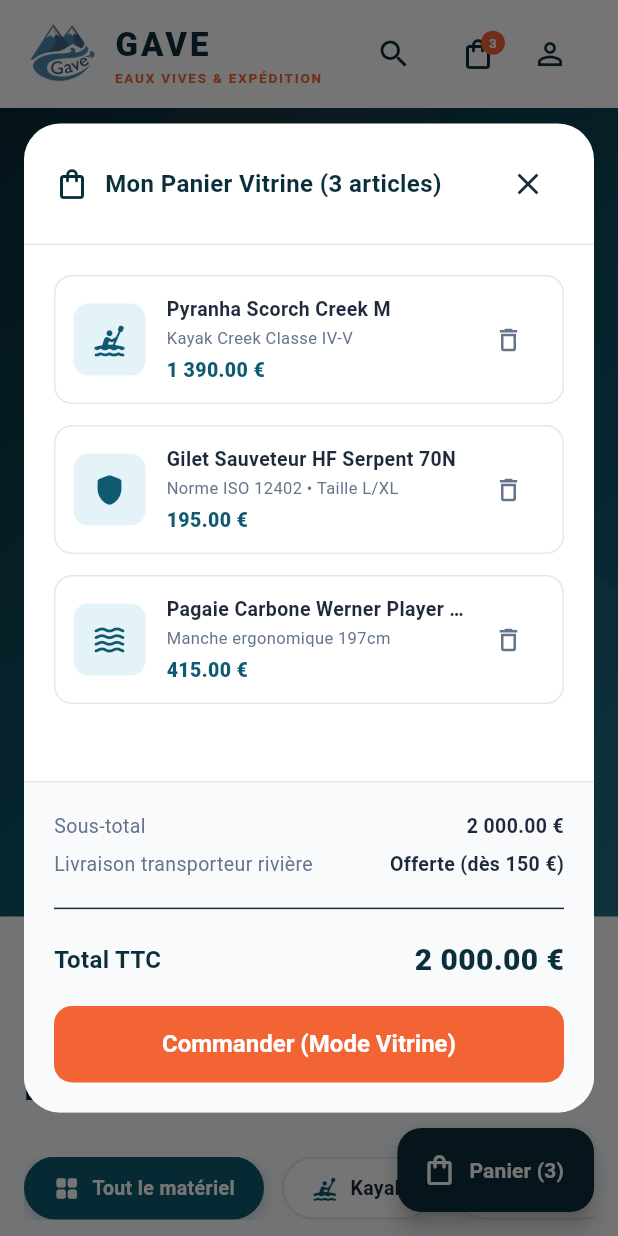
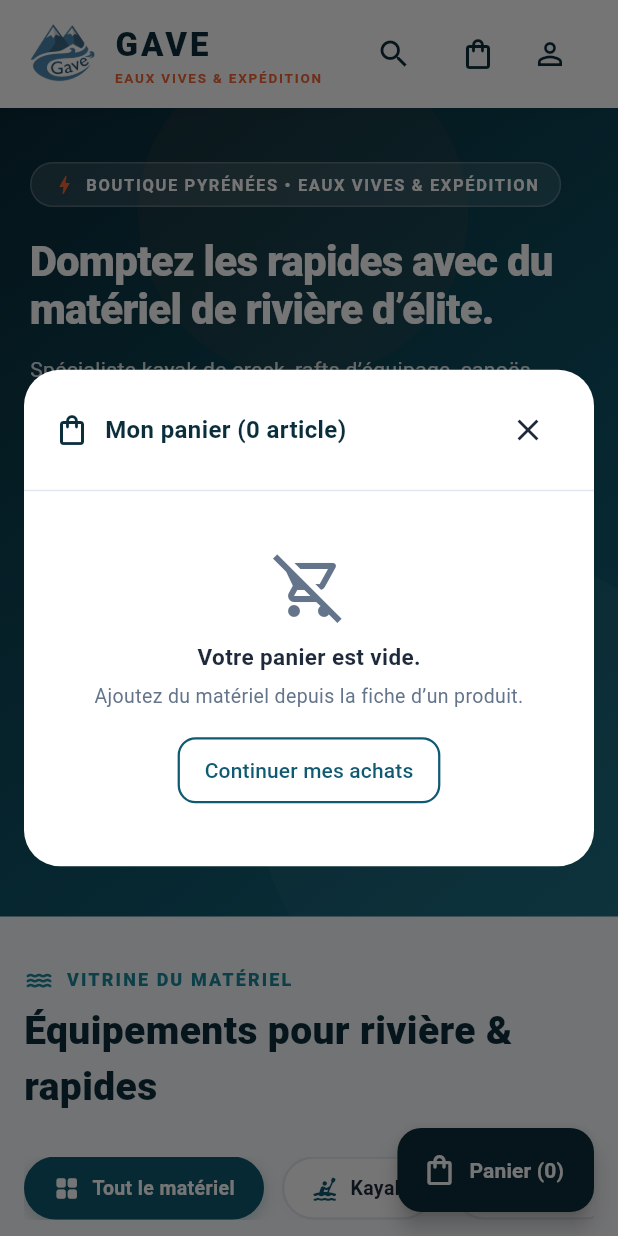
Before and after one commit to Les-Gaves/gave_shopping, a Flutter app: the screen it shows after launch, after a tap on the "shopping bag" icon, on a phone screen of 412 x 824 dp. Run offline on Flutter 3.47's test engine with Material 3 defaults, Android fonts, the phone set to English and light mode, and no system bars; our stand-ins replace firebase_auth, firebase_core, google_sign_in, sign_in_button; accounts and stored records are empty; network calls fail.

Commit message:
feat: panier fonctionnel (ajout, quantités, stock, total)

```diff
--- a/lib/main.dart
+++ b/lib/main.dart
@@ -12,6 +12,7 @@
 import 'package:firebase_core/firebase_core.dart';
 import 'firebase_options.dart';
 import 'services/product_service.dart';
+import 'services/cart_service.dart';
 
 void main() async {
   WidgetsFlutterBinding.ensureInitialized();
@@ -295,14 +296,17 @@
           ],
         ),
       ),
-      floatingActionButton: FloatingActionButton.extended(
-        backgroundColor: AppTheme.riverDark,
-        foregroundColor: Colors.white,
-        onPressed: () => CartDialog.show(context),
-        icon: const Icon(Icons.shopping_bag_outlined),
-        label: const Text(
-          'Panier (3)',
-          style: TextStyle(fontWeight: FontWeight.bold),
+      floatingActionButton: ListenableBuilder(
+        listenable: CartService.instance,
+        builder: (context, _) => FloatingActionButton.extended(
+          backgroundColor: AppTheme.riverDark,
+          foregroundColor: Colors.white,
+          onPressed: () => CartDialog.show(context),
+          icon: const Icon(Icons.shopping_bag_outlined),
+          label: Text(
+            'Panier (${CartService.instance.count})',
+            style: const TextStyle(fontWeight: FontWeight.bold),
+          ),
         ),
       ),
     );
--- /dev/null
+++ b/lib/models/cart_item.dart
@@ -0,0 +1,18 @@
+import 'product.dart';
+
+/// Une ligne du panier : un article et sa quantité.
+///
+/// Correspond à la table `cart_items` (cart_id, article_id, quantity).
+/// Côté front, on garde l'article complet plutôt que son seul id,
+/// pour pouvoir afficher directement son nom, son image et son prix.
+class CartItem {
+  final Product product;
+  final int quantity;
+
+  const CartItem({required this.product, this.quantity = 1});
+
+  double get subtotal => product.price * quantity;
+
+  CartItem copyWith({int? quantity}) =>
+      CartItem(product: product, quantity: quantity ?? this.quantity);
+}
--- /dev/null
+++ b/lib/services/cart_service.dart
@@ -0,0 +1,86 @@
+import 'package:flutter/foundation.dart';
+import '../models/cart_item.dart';
+import '../models/product.dart';
+
+/// Panier de l'utilisateur.
+///
+/// Pour l'instant, le panier est gardé en mémoire (perdu au rechargement).
+/// Quand le back sera prêt, chaque méthode appellera l'API correspondante :
+///   - GET    /cart                  → loadCart()
+///   - POST   /cart/items            → add()
+///   - PATCH  /cart/items/{id}       → setQuantity()
+///   - DELETE /cart/items/{id}       → remove()
+///   - POST   /orders                → checkout()
+class CartService extends ChangeNotifier {
+  CartService._();
+  static final CartService instance = CartService._();
+
+  final List<CartItem> _items = [];
+
+  List<CartItem> get items => List.unmodifiable(_items);
+
+  /// Nombre total d'articles (somme des quantités), pour le badge.
+  int get count => _items.fold(0, (sum, item) => sum + item.quantity);
+
+  double get total => _items.fold(0, (sum, item) => sum + item.subtotal);
+
+  bool get isEmpty => _items.isEmpty;
+
+  int quantityOf(Product product) {
+    final index = _indexOf(product);
+    return index == -1 ? 0 : _items[index].quantity;
+  }
+
+  /// Ajoute un article (ou augmente sa quantité s'il est déjà dans le panier).
+  /// Renvoie false si le stock est insuffisant.
+  /// TODO(back) : POST /cart/items { article_id, quantity }
+  bool add(Product product, {int quantity = 1}) {
+    final current = quantityOf(product);
+    if (current + quantity > product.stock) return false;
+
+    final index = _indexOf(product);
+    if (index == -1) {
+      _items.add(CartItem(product: product, quantity: quantity));
+    } else {
+      _items[index] = _items[index].copyWith(quantity: current + quantity);
+    }
+    notifyListeners();
+    return true;
+  }
+
+  /// Change la quantité d'une ligne. 0 ou moins supprime la ligne.
+  /// TODO(back) : PATCH /cart/items/{id} { quantity }
+  void setQuantity(Product product, int quantity) {
+    final index = _indexOf(product);
+    if (index == -1) return;
+
+    if (quantity <= 0) {
+      _items.removeAt(index);
+    } else {
+      _items[index] =
+          _items[index].copyWith(quantity: quantity.clamp(1, product.stock));
+    }
+    notifyListeners();
+  }
+
+  /// TODO(back) : DELETE /cart/items/{id}
+  void remove(Product product) {
+    _items.removeWhere((item) => item.product.id == product.id);
+    notifyListeners();
+  }
+
+  void clear() {
+    _items.clear();
+    notifyListeners();
+  }
+
+  /// Valide le panier.
+  /// TODO(back) : POST /orders → le back crée la commande à partir du panier
+  /// (statut 'pending'), calcule le total et renvoie la commande créée.
+  Future<void> checkout() async {
+    clear();
+  }
+
+  int _indexOf(Product product) =>
+      _items.indexWhere((item) => item.product.id == product.id);
+}
--- a/lib/widgets/cart_dialog.dart
+++ b/lib/widgets/cart_dialog.dart
@@ -1,4 +1,8 @@
+import 'package:firebase_auth/firebase_auth.dart';
 import 'package:flutter/material.dart';
+import '../models/cart_item.dart';
+import '../pages/login_page.dart';
+import '../services/cart_service.dart';
 import '../theme/app_theme.dart';
 
 class CartDialog extends StatelessWidget {
@@ -22,11 +26,13 @@
   @override
   Widget build(BuildContext context) {
     final mediaQuery = MediaQuery.of(context);
+    final cart = CartService.instance;
 
+    return ListenableBuilder(
+      listenable: cart,
+      builder: (context, _) {
         return Container(
-      constraints: BoxConstraints(
-        maxHeight: mediaQuery.size.height * 0.80,
-      ),
+          constraints: BoxConstraints(maxHeight: mediaQuery.size.height * 0.80),
           clipBehavior: Clip.antiAlias,
           decoration: BoxDecoration(
             color: Colors.white,
@@ -35,8 +41,28 @@
           child: Column(
             mainAxisSize: MainAxisSize.min,
             children: [
-          // Header
-          Container(
+              _header(context, cart),
+              if (cart.isEmpty)
+                _emptyState(context)
+              else ...[
+                Flexible(
+                  child: ListView(
+                    shrinkWrap: true,
+                    padding: const EdgeInsets.all(20),
+                    children: cart.items.map((item) => _cartItem(cart, item)).toList(),
+                  ),
+                ),
+                _summary(context, cart),
+              ],
+            ],
+          ),
+        );
+      },
+    );
+  }
+
+  Widget _header(BuildContext context, CartService cart) {
+    return Container(
       padding: const EdgeInsets.symmetric(horizontal: 20, vertical: 16),
       decoration: const BoxDecoration(
         border: Border(bottom: BorderSide(color: Color(0xFFE2E8F0))),
@@ -45,9 +71,9 @@
         children: [
           const Icon(Icons.shopping_bag_outlined, color: AppTheme.riverDark),
           const SizedBox(width: 10),
-                const Text(
-                  'Mon Panier Vitrine (3 articles)',
-                  style: TextStyle(
+          Text(
+            'Mon panier (${cart.count} article${cart.count > 1 ? 's' : ''})',
+            style: const TextStyle(
               fontSize: 16,
               fontWeight: FontWeight.bold,
               color: AppTheme.riverDark,
@@ -56,73 +82,172 @@
           const Spacer(),
           IconButton(
             icon: const Icon(Icons.close),
+            tooltip: 'Fermer',
             onPressed: () => Navigator.of(context).pop(),
           ),
         ],
       ),
+    );
+  }
+
+  Widget _emptyState(BuildContext context) {
+    return Padding(
+      padding: const EdgeInsets.all(40),
+      child: Column(
+        mainAxisSize: MainAxisSize.min,
+        children: [
+          const Icon(Icons.remove_shopping_cart_outlined,
+              size: 48, color: AppTheme.textMuted),
+          const SizedBox(height: 12),
+          const Text(
+            'Votre panier est vide.',
+            style: TextStyle(fontSize: 15, fontWeight: FontWeight.bold),
           ),
+          const SizedBox(height: 6),
+          const Text(
+            'Ajoutez du matériel depuis la fiche d’un produit.',
+            textAlign: TextAlign.center,
+            style: TextStyle(fontSize: 13, color: AppTheme.textMuted),
+          ),
+          const SizedBox(height: 16),
+          OutlinedButton(
+            onPressed: () => Navigator.of(context).pop(),
+            child: const Text('Continuer mes achats'),
+          ),
+        ],
+      ),
+    );
+  }
 
-          // Items list
-          Flexible(
-            child: SingleChildScrollView(
+  Widget _cartItem(CartService cart, CartItem item) {
+    final product = item.product;
+
+    return Container(
+      margin: const EdgeInsets.only(bottom: 14),
+      padding: const EdgeInsets.all(12),
+      decoration: BoxDecoration(
+        color: Colors.white,
+        borderRadius: BorderRadius.circular(12),
+        border: Border.all(color: const Color(0xFFE2E8F0)),
+      ),
+      child: Row(
+        children: [
+          ClipRRect(
+            borderRadius: BorderRadius.circular(10),
+            child: SizedBox(
+              width: 56,
+              height: 56,
+              child: Image.network(
+                product.imageUrl,
+                fit: BoxFit.cover,
+                errorBuilder: (context, error, stackTrace) => Container(
+                  color: AppTheme.riverFoam,
+                  child: const Icon(Icons.kayaking_rounded,
+                      color: AppTheme.riverPrimary, size: 24),
+                ),
+              ),
+            ),
+          ),
+          const SizedBox(width: 14),
+          Expanded(
             child: Column(
+              crossAxisAlignment: CrossAxisAlignment.start,
               children: [
+                Text(
+                  product.name,
+                  style: const TextStyle(fontWeight: FontWeight.bold, fontSize: 13),
+                  maxLines: 1,
+                  overflow: TextOverflow.ellipsis,
+                ),
+                const SizedBox(height: 2),
+                Text(
+                  '${_formatPrice(product.price)} / unité',
+                  style: const TextStyle(fontSize: 11, color: AppTheme.textMuted),
+                ),
+                const SizedBox(height: 6),
+                Row(
+                  children: [
+                    _qtyButton(
+                      Icons.remove,
+                      () => cart.setQuantity(product, item.quantity - 1),
+                    ),
                     Padding(
-                    padding: const EdgeInsets.all(20),
-                    child: Column(
-                      children: [
-                        _cartItem(
-                          'Pyranha Scorch Creek M',
-                          'Kayak Creek Classe IV-V',
-                          '1 390.00 €',
-                          Icons.kayaking_rounded,
+                      padding: const EdgeInsets.symmetric(horizontal: 10),
+                      child: Text(
+                        '${item.quantity}',
+                        style: const TextStyle(
+                            fontWeight: FontWeight.bold, fontSize: 13),
                       ),
-                        _cartItem(
-                          'Gilet Sauveteur HF Serpent 70N',
-                          'Norme ISO 12402 • Taille L/XL',
-                          '195.00 €',
-                          Icons.shield_rounded,
                     ),
-                        _cartItem(
-                          'Pagaie Carbone Werner Player R30',
-                          'Manche ergonomique 197cm',
-                          '415.00 €',
-                          Icons.waves_rounded,
+                    _qtyButton(
+                      Icons.add,
+                      item.quantity < product.stock
+                          ? () => cart.setQuantity(product, item.quantity + 1)
+                          : null,
+                    ),
+                    const Spacer(),
+                    Text(
+                      _formatPrice(item.subtotal),
+                      style: const TextStyle(
+                        fontSize: 13,
+                        fontWeight: FontWeight.w800,
+                        color: AppTheme.riverPrimary,
+                      ),
+                    ),
+                  ],
                 ),
               ],
             ),
           ),
-
-                  // Le Container "Summary & Checkout" existant, collé ici, inchangé
-                  Container(
-                    padding: const EdgeInsets.all(20),
-                    /* ... */
+          IconButton(
+            icon: const Icon(Icons.delete_outline, size: 20, color: AppTheme.textMuted),
+            tooltip: 'Retirer du panier',
+            onPressed: () => cart.remove(product),
           ),
         ],
       ),
+    );
+  }
+
+  Widget _qtyButton(IconData icon, VoidCallback? onPressed) {
+    return InkWell(
+      onTap: onPressed,
+      borderRadius: BorderRadius.circular(6),
+      child: Container(
+        padding: const EdgeInsets.all(4),
+        decoration: BoxDecoration(
+          border: Border.all(color: const Color(0xFFE2E8F0)),
+          borderRadius: BorderRadius.circular(6),
+        ),
+        child: Icon(
+          icon,
+          size: 14,
+          color: onPressed == null ? Colors.grey.shade300 : AppTheme.riverDark,
         ),
       ),
+    );
+  }
 
-          // Summary & Checkout
-          Container(
+  Widget _summary(BuildContext context, CartService cart) {
+    return Container(
       padding: const EdgeInsets.all(20),
-            decoration: BoxDecoration(
+      decoration: const BoxDecoration(
         color: AppTheme.surfaceLight,
-              border: const Border(top: BorderSide(color: Color(0xFFE2E8F0))),
+        border: Border(top: BorderSide(color: Color(0xFFE2E8F0))),
       ),
       child: Column(
         mainAxisSize: MainAxisSize.min,
         children: [
-                _summaryRow('Sous-total', '2 000.00 €'),
+          _summaryRow('Sous-total', _formatPrice(cart.total)),
           const SizedBox(height: 6),
-                _summaryRow('Livraison transporteur rivière', 'Offerte (dès 150 €)'),
+          _summaryRow('Livraison transporteur rivière', 'Offerte'),
           const SizedBox(height: 12),
           const Divider(),
           const SizedBox(height: 12),
           Row(
             mainAxisAlignment: MainAxisAlignment.spaceBetween,
-                  children: const [
-                    Text(
+            children: [
+              const Text(
                 'Total TTC',
                 style: TextStyle(
                   fontSize: 16,
@@ -131,8 +256,8 @@
                 ),
               ),
               Text(
-                      '2 000.00 €',
-                      style: TextStyle(
+                _formatPrice(cart.total),
+                style: const TextStyle(
                   fontSize: 20,
                   fontWeight: FontWeight.w900,
                   color: AppTheme.riverDark,
@@ -148,24 +273,11 @@
                 backgroundColor: AppTheme.safetyOrange,
                 padding: const EdgeInsets.symmetric(vertical: 16),
               ),
-                    onPressed: () {
-                      Navigator.of(context).pop();
-                      ScaffoldMessenger.of(context).showSnackBar(
-                        const SnackBar(
-                          content: Text(
-                            'Simulation de commande vitrine réussie ! (Matériel réservé au magasin du Gave)',
-                          ),
-                          backgroundColor: AppTheme.riverPrimary,
-                        ),
-                      );
-                    },
+              onPressed: () => _checkout(context, cart),
               child: const Text(
-                      'Commander (Mode Vitrine)',
+                'Commander',
                 style: TextStyle(fontSize: 16, fontWeight: FontWeight.bold),
               ),
-                  ),
-                ),
-              ],
             ),
           ),
         ],
@@ -173,59 +285,28 @@
     );
   }
 
-  Widget _cartItem(String name, String details, String price, IconData icon) {
-    return Container(
-      margin: const EdgeInsets.only(bottom: 14),
-      padding: const EdgeInsets.all(12),
-      decoration: BoxDecoration(
-        color: Colors.white,
-        borderRadius: BorderRadius.circular(12),
-        border: Border.all(color: const Color(0xFFE2E8F0)),
-      ),
-      child: Row(
-        children: [
-          Container(
-            width: 48,
-            height: 48,
-            decoration: BoxDecoration(
-              color: AppTheme.riverFoam,
-              borderRadius: BorderRadius.circular(10),
-            ),
-            child: Icon(icon, color: AppTheme.riverPrimary, size: 24),
-          ),
-          const SizedBox(width: 14),
-          Expanded(
-            child: Column(
-              crossAxisAlignment: CrossAxisAlignment.start,
-              children: [
-                Text(
-                  name,
-                  style: const TextStyle(fontWeight: FontWeight.bold, fontSize: 13),
-                  maxLines: 1,
-                  overflow: TextOverflow.ellipsis,
-                ),
-                const SizedBox(height: 2),
-                Text(
-                  details,
-                  style: const TextStyle(fontSize: 11, color: AppTheme.textMuted),
-                ),
-                const SizedBox(height: 4),
-                Text(
-                  price,
-                  style: const TextStyle(
-                    fontSize: 13,
-                    fontWeight: FontWeight.w800,
-                    color: AppTheme.riverPrimary,
-                  ),
-                ),
-              ],
-            ),
-          ),
-          IconButton(
-            icon: const Icon(Icons.delete_outline, size: 20, color: AppTheme.textMuted),
-            onPressed: () {},
-          ),
-        ],
+  Future<void> _checkout(BuildContext context, CartService cart) async {
+    final messenger = ScaffoldMessenger.of(context);
+    final navigator = Navigator.of(context);
+
+    // Il faut être connecté pour commander (la commande est liée à un user_id).
+    if (FirebaseAuth.instance.currentUser == null) {
+      navigator.pop();
+      messenger.showSnackBar(
+        const SnackBar(content: Text('Connectez-vous pour passer commande.')),
+      );
+      navigator.push(MaterialPageRoute(builder: (_) => const LoginPage()));
+      return;
+    }
+
+    final total = cart.total;
+    await cart.checkout();
+
+    navigator.pop();
+    messenger.showSnackBar(
+      SnackBar(
+        content: Text('Commande de ${_formatPrice(total)} enregistrée !'),
+        backgroundColor: AppTheme.riverPrimary,
       ),
     );
   }
@@ -239,4 +320,6 @@
       ],
     );
   }
+
+  static String _formatPrice(double value) => '${value.toStringAsFixed(2)} €';
 }
--- a/lib/widgets/navbar.dart
+++ b/lib/widgets/navbar.dart
@@ -4,6 +4,7 @@
 import '../pages/login_page.dart';
 import '../pages/add_article_page.dart';
 import '../services/auth_service.dart';
+import '../services/cart_service.dart';
 
 class StoreNavBar extends StatelessWidget implements PreferredSizeWidget {
   final String activeCategory;
@@ -168,9 +169,15 @@
                   icon: const Icon(Icons.shopping_bag_outlined, color: AppTheme.riverDark),
                   onPressed: onOpenCart,
                 ),
-                Positioned(
+                ListenableBuilder(
+                  listenable: CartService.instance,
+                  builder: (context, _) {
+                    final count = CartService.instance.count;
+                    if (count == 0) return const SizedBox.shrink();
+                    return Positioned(
                       top: 6,
                       right: 6,
+                      child: IgnorePointer(
                         child: Container(
                           padding: const EdgeInsets.all(4),
                           decoration: const BoxDecoration(
@@ -178,9 +185,9 @@
                             shape: BoxShape.circle,
                           ),
                           constraints: const BoxConstraints(minWidth: 16, minHeight: 16),
-                    child: const Text(
-                      '3',
-                      style: TextStyle(
+                          child: Text(
+                            count > 99 ? '99+' : '$count',
+                            style: const TextStyle(
                               color: Colors.white,
                               fontSize: 9,
                               fontWeight: FontWeight.bold,
@@ -188,6 +195,9 @@
                             textAlign: TextAlign.center,
                           ),
                         ),
+                      ),
+                    );
+                  },
                 ),
               ],
             ),
```
Also changed, not shown: lib/widgets/product_detail_dialog.dart (+29 -10 lines). Lines whose indentation alone changed are shown as unchanged.
